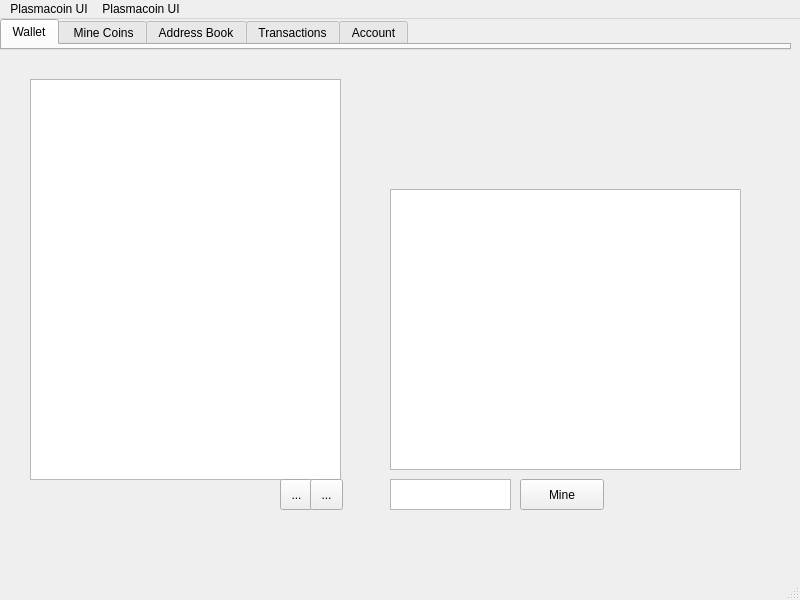
This is src/qt/plasmacoin-ui/mainwindow.ui in plasmacoin-crypto/Plasmacoin-Blockchain as Qt 5 draws it before an edit. The edited form follows.
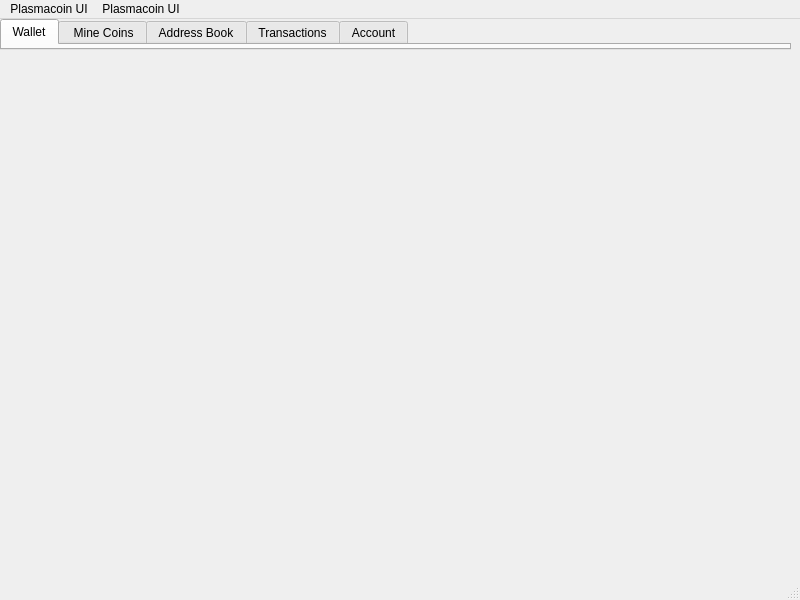
This is the edited form. Icons and pictures are not drawn.

Commit message: Add two new pages

Patch:
```diff
--- a/src/qt/plasmacoin-ui/mainwindow.ui
+++ b/src/qt/plasmacoin-ui/mainwindow.ui
@@ -84,7 +84,7 @@
      <enum>Qt::LeftToRight</enum>
     </property>
     <property name="currentIndex">
-     <number>1</number>
+     <number>4</number>
     </property>
     <widget class="QWidget" name="wallet">
      <widget class="QLCDNumber" name="usdollars">
@@ -312,6 +312,8 @@
       </column>
      </widget>
     </widget>
+    <widget class="QWidget" name="transactions"/>
+    <widget class="QWidget" name="account"/>
    </widget>
    <zorder>stackedWidget</zorder>
    <zorder>tabWidget</zorder>
```
